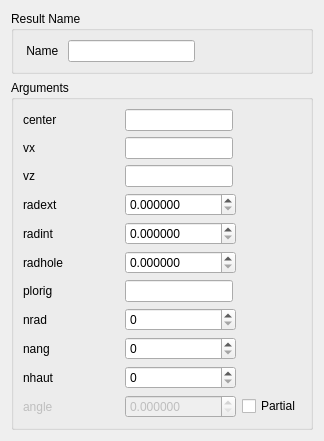
First picture: the form in src/HEXABLOCKGUI/MakeRind_QTD.ui, repository SalomePlatform/hexablock, before the edit.
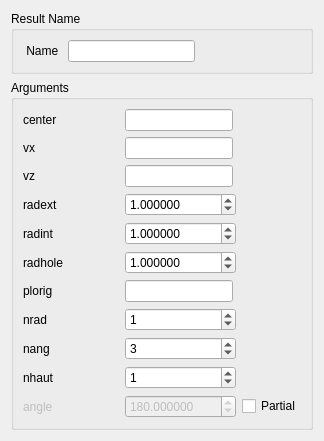
Second picture: the form after the edit.

The edit to the form file:
```diff
--- a/src/HEXABLOCKGUI/MakeRind_QTD.ui
+++ b/src/HEXABLOCKGUI/MakeRind_QTD.ui
@@ -7,7 +7,7 @@
     <x>0</x>
     <y>0</y>
     <width>324</width>
-    <height>423</height>
+    <height>440</height>
    </rect>
   </property>
   <property name="windowTitle">
@@ -100,6 +100,9 @@
         <property name="maximum">
          <double>1000000000.000000000000000</double>
         </property>
+        <property name="value">
+         <double>1.000000000000000</double>
+        </property>
        </widget>
       </item>
       <item row="5" column="0" colspan="2">
@@ -117,6 +120,9 @@
         <property name="maximum">
          <double>1000000000.000000000000000</double>
         </property>
+        <property name="value">
+         <double>1.000000000000000</double>
+        </property>
        </widget>
       </item>
       <item row="6" column="0" colspan="2">
@@ -134,6 +140,9 @@
         <property name="maximum">
          <double>1000000000.000000000000000</double>
         </property>
+        <property name="value">
+         <double>1.000000000000000</double>
+        </property>
        </widget>
       </item>
       <item row="7" column="0" colspan="2">
@@ -168,6 +177,9 @@
         <property name="maximum">
          <number>1000000</number>
         </property>
+        <property name="value">
+         <number>1</number>
+        </property>
        </widget>
       </item>
       <item row="9" column="0" colspan="2">
@@ -182,6 +194,9 @@
         <property name="maximum">
          <number>1000000</number>
         </property>
+        <property name="value">
+         <number>3</number>
+        </property>
        </widget>
       </item>
       <item row="10" column="0" colspan="2">
@@ -196,6 +211,9 @@
         <property name="maximum">
          <number>1000000</number>
         </property>
+        <property name="value">
+         <number>1</number>
+        </property>
        </widget>
       </item>
       <item row="11" column="0">
@@ -219,6 +237,9 @@
         <property name="maximum">
          <double>1000000000.000000000000000</double>
         </property>
+        <property name="value">
+         <double>180.000000000000000</double>
+        </property>
        </widget>
       </item>
       <item row="1" column="0">
```
